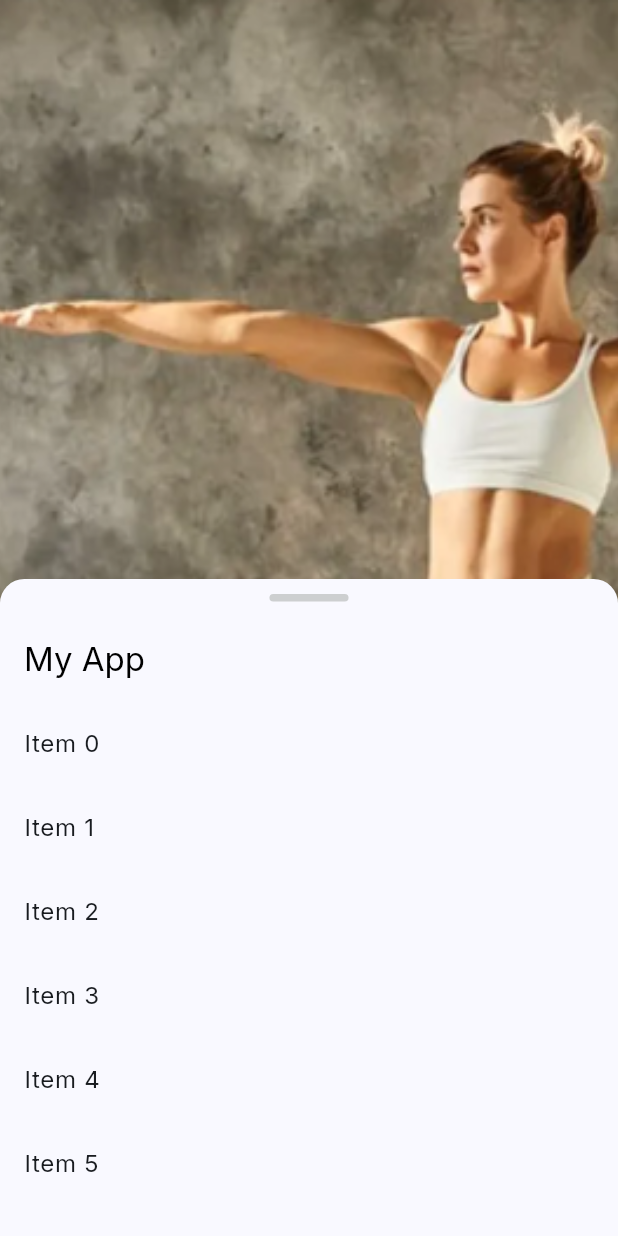
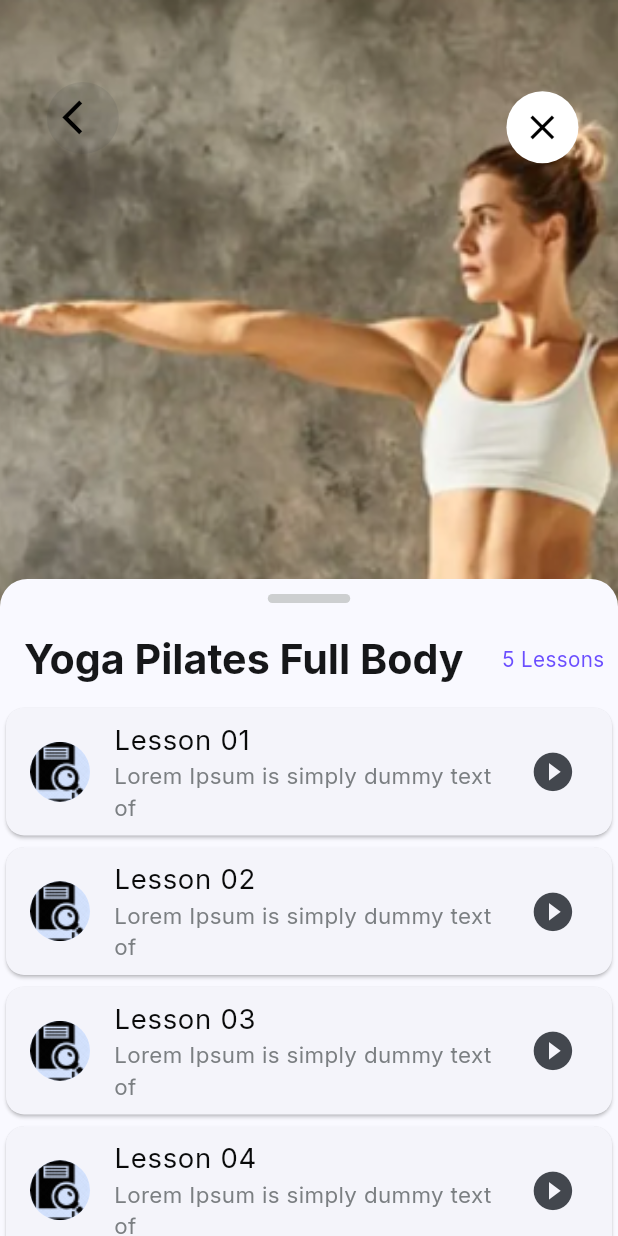
Before and after one commit to RuchithaVirashan/keepyoga, a Flutter app: the screen it shows after launch, on a phone screen of 412 x 824 dp. Run offline on Flutter 3.47's test engine with Material 3 defaults, Android fonts, the light colour scheme and no system bars; our stand-ins replace flutter_screenutil, google_fonts.

Commit message:
add complete lesson screen

```diff
--- a/lib/components/common/backbutton.dart
+++ b/lib/components/common/back_button.dart
@@ -1,8 +1,8 @@
 import 'package:flutter/material.dart';
 import 'package:flutter_screenutil/flutter_screenutil.dart';
 
-class BackButtonWidget extends StatelessWidget {
-  const BackButtonWidget({super.key});
+class CommonBackButton extends StatelessWidget {
+  const CommonBackButton({super.key});
 
   @override
   Widget build(BuildContext context) {
@@ -15,9 +15,10 @@ class BackButtonWidget extends StatelessWidget {
             shape: BoxShape.rectangle,
             borderRadius: BorderRadius.circular(100.r)),
         child: IconButton(
-          icon: const Icon(
-            Icons.arrow_back,
+          icon: Icon(
+            Icons.arrow_back_ios,
             color: Colors.black,
+            size: 24.sp,
           ),
           onPressed: () {
             Navigator.pop(context);
--- /dev/null
+++ b/lib/components/lesson/lesson_card.dart
@@ -0,0 +1,56 @@
+import 'package:flutter/material.dart';
+import 'package:flutter_screenutil/flutter_screenutil.dart';
+
+import '../common/default_text.dart';
+
+class LessonCard extends StatefulWidget {
+  final int index;
+  const LessonCard({
+    super.key,
+    required this.index,
+  });
+
+  @override
+  State<LessonCard> createState() => _LessonCardState();
+}
+
+class _LessonCardState extends State<LessonCard> {
+  @override
+  Widget build(BuildContext context) {
+    return Card(
+      surfaceTintColor: Colors.white,
+      child: ListTile(
+        title: DefaultText(
+          colorR: const Color(0xFF090A0A),
+          content: widget.index < 9
+              ? 'Lesson 0${widget.index + 1}'
+              : 'Lesson ${widget.index + 1}',
+          fontSizeR: 16.sp,
+          fontWeightR: FontWeight.w400,
+          textAlignR: TextAlign.start,
+        ),
+        subtitle: DefaultText(
+          colorR: const Color(0xFF7B7F82),
+          content: 'Lorem Ipsum is simply dummy text of',
+          fontSizeR: 13.sp,
+          fontWeightR: FontWeight.w400,
+          textAlignR: TextAlign.start,
+        ),
+        trailing: Icon(
+          Icons.play_circle_fill,
+          size: 27.sp,
+        ),
+        leading: CircleAvatar(
+          child: ClipOval(
+            child: Image.asset(
+              "assets/Avatar.png",
+              fit: BoxFit.cover,
+              width: ScreenUtil().screenWidth,
+              height: ScreenUtil().screenHeight,
+            ),
+          ),
+        ),
+      ),
+    );
+  }
+}
--- a/lib/components/lesson/lesson_close_button.dart
+++ b/lib/components/lesson/lesson_close_button.dart
@@ -1,28 +1,42 @@
 import 'package:flutter/material.dart';
 import 'package:flutter_screenutil/flutter_screenutil.dart';
 
-class LessonHeaderButton extends StatelessWidget {
-  const LessonHeaderButton({super.key});
+import '../../screens/main_screen.dart';
+
+class LessonCloseButton extends StatelessWidget {
+  const LessonCloseButton({super.key});
 
   @override
   Widget build(BuildContext context) {
     ScreenUtil.init(context);
-    return Padding(
-      padding: EdgeInsets.only(left: 10.w, top: 5.h),
-      child: Container(
+    return Container(
       decoration: BoxDecoration(
-            color: const Color(0x203E4144),
-            shape: BoxShape.circle,
+          color: const Color(0xFFFFFFFF),
+          shape: BoxShape.rectangle,
           borderRadius: BorderRadius.circular(100.r)),
       child: IconButton(
-          icon: const Icon(
+        icon: Icon(
           Icons.close,
           color: Colors.black,
+          size: 24.sp,
         ),
         onPressed: () {
-            Navigator.pop(context);
+          Navigator.push(
+            context,
+            PageRouteBuilder(
+              transitionDuration: const Duration(milliseconds: 300),
+              transitionsBuilder: (context, animation, _, child) {
+                return FadeTransition(
+                  opacity: animation,
+                  child: child,
+                );
               },
+              pageBuilder: (_, __, ___) => const MainScreen(
+                selectedIndex: 0,
               ),
+            ),
+          );
+        },
       ),
     );
   }
--- /dev/null
+++ b/lib/layout/lesson/bottom_sheet_layout.dart
@@ -0,0 +1,87 @@
+import 'package:flutter/material.dart';
+import 'package:flutter_screenutil/flutter_screenutil.dart';
+import 'package:keepyoga/components/lesson/lesson_card.dart';
+
+import '../../components/common/default_text.dart';
+
+class LessonBottomSheet extends StatefulWidget {
+  const LessonBottomSheet({super.key});
+
+  @override
+  State<LessonBottomSheet> createState() => _LessonBottomSheetState();
+}
+
+class _LessonBottomSheetState extends State<LessonBottomSheet> {
+  final int cardCount = 5;
+  @override
+  Widget build(BuildContext context) {
+    return DraggableScrollableSheet(
+      initialChildSize: 438 / MediaQuery.of(context).size.height,
+      minChildSize: 238 / MediaQuery.of(context).size.height,
+      maxChildSize: 638 / MediaQuery.of(context).size.height,
+      builder: (BuildContext context, scrollController) {
+        return Container(
+          clipBehavior: Clip.hardEdge,
+          decoration: BoxDecoration(
+            color: Theme.of(context).canvasColor,
+            borderRadius: BorderRadius.only(
+              topLeft: Radius.circular(16.r),
+              topRight: Radius.circular(16.r),
+            ),
+          ),
+          child: CustomScrollView(
+            controller: scrollController,
+            slivers: [
+              SliverToBoxAdapter(
+                child: Center(
+                  child: Container(
+                    decoration: BoxDecoration(
+                      color: const Color(0xFFCDCFD0),
+                      borderRadius: BorderRadius.all(Radius.circular(8.r)),
+                    ),
+                    height: 5.h,
+                    width: 48.w,
+                    margin: const EdgeInsets.symmetric(vertical: 10),
+                  ),
+                ),
+              ),
+              SliverAppBar(
+                stretchTriggerOffset: 438.h,
+                title: DefaultText(
+                  colorR: const Color(0xFF161719),
+                  content: 'Yoga Pilates Full Body',
+                  fontSizeR: 24.sp,
+                  fontWeightR: FontWeight.w700,
+                  textAlignR: TextAlign.start,
+                ),
+                actions: [
+                  Padding(
+                    padding: EdgeInsets.only(right: 8.w),
+                    child: DefaultText(
+                      colorR: const Color(0xFF6B4EFF),
+                      content: '$cardCount Lessons',
+                      fontSizeR: 12.sp,
+                      fontWeightR: FontWeight.w400,
+                      textAlignR: TextAlign.start,
+                    ),
+                  ),
+                ],
+                primary: false,
+                pinned: true,
+                centerTitle: false,
+              ),
+              SliverList(
+                delegate: SliverChildBuilderDelegate(
+                  (BuildContext context, int index) {
+                    return LessonCard(index: index);
+                  },
+                  childCount: cardCount,
+                ),
+              ),
+            ],
+          ),
+        );
+      },
+    );
+  }
+}
--- a/lib/screens/lesson_screen.dart
+++ b/lib/screens/lesson_screen.dart
@@ -1,5 +1,9 @@
 import 'package:flutter/material.dart';
 import 'package:flutter_screenutil/flutter_screenutil.dart';
+import 'package:keepyoga/components/common/back_button.dart';
+
+import '../components/lesson/lesson_close_button.dart';
+import '../layout/lesson/bottom_sheet_layout.dart';
 
 class LessonScreen extends StatefulWidget {
   const LessonScreen({Key? key}) : super(key: key);
@@ -22,60 +26,18 @@ class _LessonScreenState extends State<LessonScreen> {
             width: ScreenUtil().screenWidth,
             height: ScreenUtil().screenHeight,
           ),
-          DraggableScrollableSheet(
-            initialChildSize: 438 / MediaQuery.of(context).size.height,
-            minChildSize: 238 / MediaQuery.of(context).size.height,
-            maxChildSize: 638 / MediaQuery.of(context).size.height,
-            builder: (BuildContext context, scrollController) {
-              return Container(
-                clipBehavior: Clip.hardEdge,
-                decoration: BoxDecoration(
-                  color: Theme.of(context).canvasColor,
-                  borderRadius: BorderRadius.only(
-                    topLeft: Radius.circular(16.r),
-                    topRight: Radius.circular(16.r),
-                  ),
-                ),
-                child: CustomScrollView(
-                  controller: scrollController,
-                  slivers: [
-                    SliverToBoxAdapter(
-                      child: Center(
-                        child: Container(
-                          decoration: BoxDecoration(
-                            color: const Color(0xFFCDCFD0),
-                            borderRadius:
-                                BorderRadius.all(Radius.circular(8.r)),
-                          ),
-                          height: 5.h,
-                          width: 48.w,
-                          margin: const EdgeInsets.symmetric(vertical: 10),
-                        ),
-                      ),
-                    ),
-                    SliverAppBar(
-                      stretchTriggerOffset: 438.h,
-                      title:
-                          Text('My App', style: TextStyle(color: Colors.black)),
-                      primary: false,
-                      pinned: true,
-                      centerTitle: false,
-                    ),
-                    SliverList(
-                      delegate: SliverChildBuilderDelegate(
-                        (BuildContext context, int index) {
-                          return ListTile(
-                            title: Text('Item $index'),
-                          );
-                        },
-                        childCount: 50,
-                      ),
-                    ),
-                  ],
-                ),
-              );
-            },
+          Padding(
+            padding: EdgeInsets.only(left: 18.w, top: 48.h),
+            child: const CommonBackButton(),
           ),
+          Align(
+            alignment: Alignment.topRight,
+            child: Padding(
+              padding: EdgeInsets.only(top: 60.h, right: 24.w),
+              child: const LessonCloseButton(),
+            ),
+          ),
+          const LessonBottomSheet(),
         ],
       ),
     );
```
Also changed, not shown: assets/Avatar.png (added), 1 other file. Lines whose indentation alone changed are shown as unchanged.
